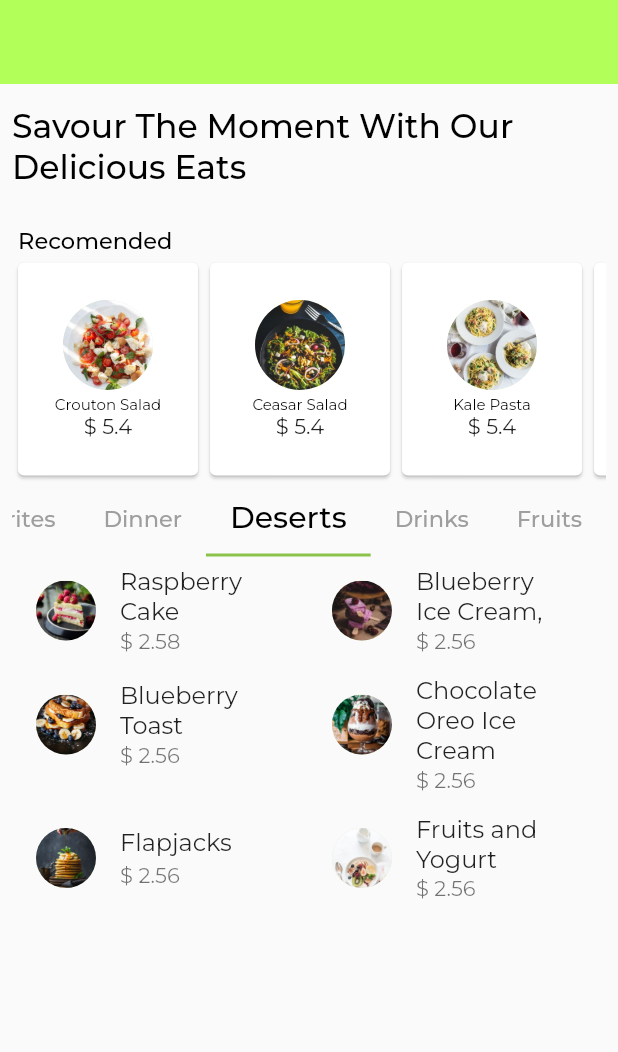
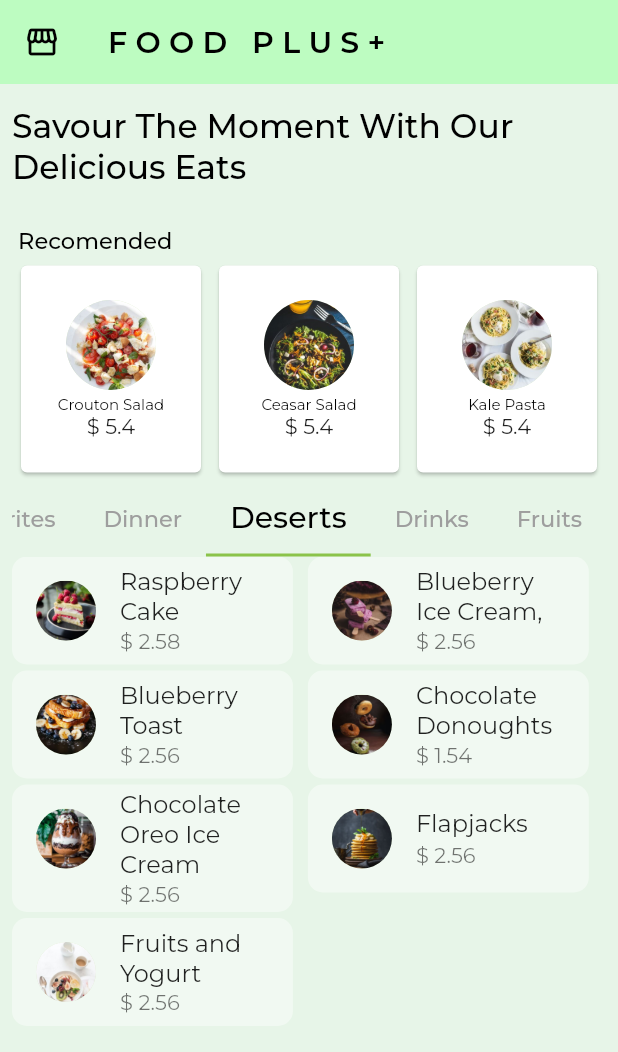
Before and after one commit to collinsregs/podii_test, a Flutter app: the screen it shows after launch, tab 3 chosen, on a phone screen of 412 x 824 dp. Shown: the top 1052 px of the screen. Run offline on Flutter 3.47's test engine with Material 2 defaults, Android fonts, the phone set to English and light mode, and no system bars; our stand-ins replace google_fonts, lottie; missing offline and left inert: flutter_animated_icons.

Commit message:
final podii apk

```diff
--- a/lib/main.dart
+++ b/lib/main.dart
@@ -120,7 +120,7 @@ class _MyHomePageState extends State<MyHomePage> with TickerProviderStateMixin {
         name: 'Chocolate Donoughts',
         image: 'assets/images/chocolate_donoughts.jpg',
         price: 1.54,
-        category: 'Fruits',
+        category: 'Desert',
         favourite: false),
     Snacks(
         name: 'Chocolate Oreo Ice Cream',
@@ -264,6 +264,7 @@ class _MyHomePageState extends State<MyHomePage> with TickerProviderStateMixin {
           context: context,
           builder: (BuildContext context) {
             return AlertDialog(
+              backgroundColor: const Color.fromARGB(255, 231, 245, 232),
               title: Text(
                 'Item Details',
                 style: GoogleFonts.montserrat(
@@ -273,8 +274,6 @@ class _MyHomePageState extends State<MyHomePage> with TickerProviderStateMixin {
               ),
               content: AspectRatio(
                 aspectRatio: 15 / 30,
-                child: Container(
-                  color: Colors.white,
                 child: ListView(
                   children: [
                     RichText(
@@ -421,8 +420,8 @@ class _MyHomePageState extends State<MyHomePage> with TickerProviderStateMixin {
                                                           return SizedBox(
                                                             height: 20,
                                                             width: 20,
-                                                              child: Lottie
-                                                                  .asset(Icons8
+                                                            child: Lottie.asset(
+                                                                Icons8
                                                                     .check_circle),
                                                           );
                                                         }),
@@ -433,13 +432,10 @@ class _MyHomePageState extends State<MyHomePage> with TickerProviderStateMixin {
                                                 actions: [
                                                   TextButton(
                                                       onPressed: () {
-                                                          Navigator.pop(
-                                                              context);
-                                                          Navigator.pop(
-                                                              context);
+                                                        Navigator.pop(context);
+                                                        Navigator.pop(context);
                                                       },
-                                                        child:
-                                                            const Text('done'))
+                                                      child: const Text('done'))
                                                 ],
                                               );
                                             });
@@ -472,7 +468,6 @@ class _MyHomePageState extends State<MyHomePage> with TickerProviderStateMixin {
                   ],
                 ),
               ),
-              ),
             );
           });
     };
@@ -500,7 +495,10 @@ class _MyHomePageState extends State<MyHomePage> with TickerProviderStateMixin {
                 children: List.generate(
                   list.length,
                   (index) {
-                    return SizedBox(
+                    return Container(
+                      decoration: const BoxDecoration(
+                          color: Color.fromARGB(110, 255, 255, 255),
+                          borderRadius: BorderRadius.all(Radius.circular(10))),
                       width: MediaQuery.of(context).size.width / 2.2,
                       child: GestureDetector(
                         onTap: getdetailsPage(list[index]),
@@ -538,7 +536,10 @@ class _MyHomePageState extends State<MyHomePage> with TickerProviderStateMixin {
           children: List.generate(
             list.length,
             (index) {
-              return SizedBox(
+              return Container(
+                decoration: const BoxDecoration(
+                    color: Color.fromARGB(110, 255, 255, 255),
+                    borderRadius: BorderRadius.all(Radius.circular(10))),
                 width: MediaQuery.of(context).size.width / 2.2,
                 child: GestureDetector(
                   onTap: getdetailsPage(list[index]),
@@ -571,7 +572,10 @@ class _MyHomePageState extends State<MyHomePage> with TickerProviderStateMixin {
           children: List.generate(
             list.length,
             (index) {
-              return SizedBox(
+              return Container(
+                decoration: const BoxDecoration(
+                    color: Color.fromARGB(110, 255, 255, 255),
+                    borderRadius: BorderRadius.all(Radius.circular(10))),
                 width: MediaQuery.of(context).size.width / 2.2,
                 child: GestureDetector(
                   onTap: getdetailsPage(list[index]),
@@ -604,7 +608,10 @@ class _MyHomePageState extends State<MyHomePage> with TickerProviderStateMixin {
           children: List.generate(
             list.length,
             (index) {
-              return SizedBox(
+              return Container(
+                decoration: const BoxDecoration(
+                    color: Color.fromARGB(110, 255, 255, 255),
+                    borderRadius: BorderRadius.all(Radius.circular(10))),
                 width: MediaQuery.of(context).size.width / 2.2,
                 child: GestureDetector(
                   onTap: getdetailsPage(list[index]),
@@ -637,7 +644,10 @@ class _MyHomePageState extends State<MyHomePage> with TickerProviderStateMixin {
           children: List.generate(
             list.length,
             (index) {
-              return SizedBox(
+              return Container(
+                decoration: const BoxDecoration(
+                    color: Color.fromARGB(110, 255, 255, 255),
+                    borderRadius: BorderRadius.all(Radius.circular(10))),
                 width: MediaQuery.of(context).size.width / 2.2,
                 child: GestureDetector(
                   onTap: getdetailsPage(list[index]),
@@ -683,6 +693,8 @@ class _MyHomePageState extends State<MyHomePage> with TickerProviderStateMixin {
           return GestureDetector(
             // onTap: getDetails(snacksList[index]),
             onTap: getdetailsPage(snacksList[featuredlist[index]]),
+            child: Padding(
+              padding: const EdgeInsets.all(2),
               child: Card(
                 // color: Colors.amber,
                 child: SizedBox(
@@ -714,6 +726,7 @@ class _MyHomePageState extends State<MyHomePage> with TickerProviderStateMixin {
                   ),
                 ),
               ),
+            ),
           );
         },
       ),
@@ -725,9 +738,17 @@ class _MyHomePageState extends State<MyHomePage> with TickerProviderStateMixin {
     return DefaultTabController(
       length: 5,
       child: Scaffold(
+        backgroundColor: const Color.fromARGB(255, 231, 245, 232),
         appBar: AppBar(
+          leading: const Icon(
+            Icons.storefront,
+          ),
+          title: Text(
+            'F O O D   P L U S +',
+            style: GoogleFonts.montserrat(fontWeight: FontWeight.w600),
+          ),
           elevation: 0,
-          backgroundColor: Colors.lightGreenAccent[200],
+          backgroundColor: const Color.fromARGB(255, 189, 252, 193),
         ),
         body: Padding(
           padding: const EdgeInsets.fromLTRB(8, 15, 8, 8),
```
Lines whose indentation alone changed are shown as unchanged.
